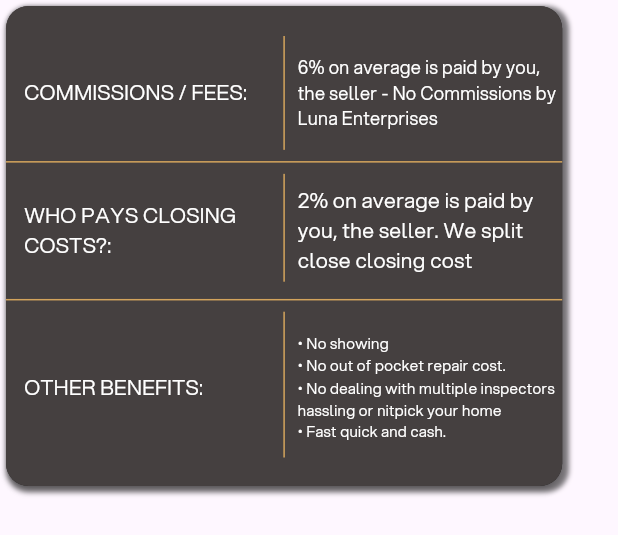
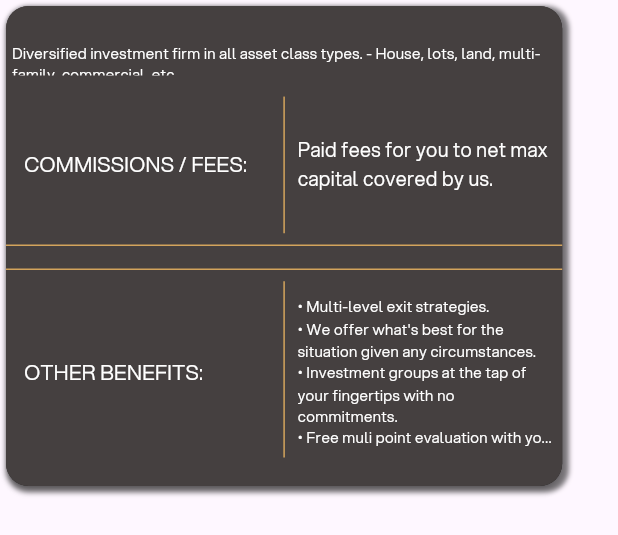
Before and after one commit to anasayub80/lunarealestate, a Flutter app: the BenefitCard widget shown alone on an empty page, opened directly with empty values, on a phone screen of 412 x 824 dp. Shown: the top 535 px of the screen. Run offline on Flutter 3.47's test engine with Material 3 defaults, Android fonts, the phone set to English and light mode, and no system bars; drawn by our look-alikes of auto_size_text; our stand-ins replace awesome_dialog, bot_toast, cached_network_image, carousel_slider, country_code_picker, dio and 20 more; missing offline and left inert: floading, ultimate_bottom_navbar; accounts and stored records are empty; generated files the repository leaves out were written again; network calls fail; project files that could hold a hidden picture were left out.

Commit message:
Some fixes & changes

```diff
--- a/lib/Pages/HomePage/BenefitsCard.dart
+++ b/lib/Pages/HomePage/BenefitsCard.dart
@@ -19,6 +19,23 @@ class BenefitCard extends StatelessWidget {
             children: [
               SizedBox(
                 height: 20,
+              ),
+              Expanded(
+                child: Padding(
+                  padding: const EdgeInsets.all(4.0),
+                  child: AutoSizeText(
+                    'Diversified investment firm in all asset class types. - House, lots, land, multi-family, commercial, etc.',
+                    maxLines: 4,
+                    presetFontSizes: [13, 12, 10],
+                    overflow: TextOverflow.ellipsis,
+                    style: TextStyle(
+                      color: Colors.white,
+                    ),
+                  ),
+                ),
+              ),
+              SizedBox(
+                height: 10,
               ),
               Expanded(
                 flex: 3,
@@ -50,7 +67,7 @@ class BenefitCard extends StatelessWidget {
                       child: Padding(
                         padding: const EdgeInsets.all(4.0),
                         child: AutoSizeText(
-                          '6% on average is paid by you, the seller - No Commissions by Luna Enterprises',
+                          'Paid fees for you to net max capital covered by us.',
                           maxLines: 4,
                           presetFontSizes: [13, 12, 10],
                           overflow: TextOverflow.ellipsis,
@@ -67,54 +84,6 @@ class BenefitCard extends StatelessWidget {
               ),
               Divider(
                 color: AppThemes.primaryColor,
-              ),
-              Expanded(
-                flex: 3,
-                child: Row(
-                  children: [
-                    Expanded(
-                      child: Padding(
-                        padding: const EdgeInsets.only(left: 12.0),
-                        child: AutoSizeText(
-                          'WHO PAYS CLOSING COSTS?:',
-                          maxLines: 3,
-                          minFontSize: 8,
-                          presetFontSizes: [14, 12, 10],
-                          overflow: TextOverflow.ellipsis,
-                          style: TextStyle(
-                            color: Colors.white,
-                          ),
-                        ),
-                      ),
-                    ),
-                    Padding(
-                      padding: const EdgeInsets.only(bottom: 4.0),
-                      child: VerticalDivider(
-                        color: AppThemes.primaryColor,
-                        thickness: 1,
-                        indent: 0,
-                        endIndent: 0,
-                        width: 10,
-                      ),
-                    ),
-                    Expanded(
-                      child: Padding(
-                        padding: const EdgeInsets.all(4.0),
-                        child: AutoSizeText(
-                          '2% on average is paid by you, the seller. We split close closing cost',
-                          maxLines: 3,
-                          presetFontSizes: [14, 12, 10],
-                          overflow: TextOverflow.ellipsis,
-                          style: TextStyle(
-                            color: Colors.white,
-                          ),
-                        ),
-                      ),
-                    ),
-                  ],
-                  mainAxisAlignment: MainAxisAlignment.center,
-                  crossAxisAlignment: CrossAxisAlignment.center,
-                ),
               ),
               Divider(
                 color: AppThemes.primaryColor,
@@ -152,7 +121,7 @@ class BenefitCard extends StatelessWidget {
                       child: Padding(
                         padding: const EdgeInsets.all(4.0),
                         child: AutoSizeText(
-                          '$bullet No showing \n$bullet No out of pocket repair cost. \n$bullet No dealing with multiple inspectors hassling or nitpick your home \n$bullet Fast quick and cash.',
+                          '$bullet Multi-level exit strategies. \n$bullet We offer what\'s best for the situation given any circumstances. \n$bullet Investment groups at the tap of your fingertips with no commitments. \n$bullet Free muli point evaluation with your property. \n$bullet Pay outs range 5 - 30 days depending on deal to deal basis.\n$bullet Multi million dollar investment funds at hand.',
                           maxLines: 7,
                           presetFontSizes: [14, 12, 10],
                           textAlign: TextAlign.left,
--- a/lib/Pages/HomePage/Widgets/sell_bottom_sheet.dart
+++ b/lib/Pages/HomePage/Widgets/sell_bottom_sheet.dart
@@ -33,18 +33,25 @@ void showSellBottomSheet(context) {
                   style: TextStyle(
                       color: Colors.white, fontSize: 20, fontFamily: 'Outfit'),
                 ),
+                Text(
+                  'Diversified investment firm in all asset class types. - House, lots, land, multi-family, commercial, etc.',
+                  style: TextStyle(
+                      color: AppThemes.secondarycolor,
+                      fontSize: 16,
+                      fontFamily: 'Outfit'),
+                ),
                 20.height,
                 InfoContainer(
-                  title: 'Commissions / Fees:',
+                  title: 'Fees :',
                   subtitle:
-                      '6% on average is paid by you, the seller-No Commissions by  Luna Enterprises.',
+                      'Paid fees for you to net max capital covered by us.',
                 ),
                 15.height,
-                InfoContainer(
-                  title: 'Who Pays Closing Costs?',
-                  subtitle:
-                      '2% on average is paid by you, the seller. We split close closing cost.',
-                ),
+                // InfoContainer(
+                //   title: 'Who Pays Closing Costs?',
+                //   subtitle:
+                //       '2% on average is paid by you, the seller. We split close closing cost.',
+                // ),
                 15.height,
                 OtherBenifits(
                   title: 'Other Benefits.',
@@ -135,10 +142,12 @@ class OtherBenifits extends StatelessWidget {
   final String title;
 
   final List<String> bulletPoints = [
-    'No Showing',
-    'No out of pocket repair cost.',
-    'No dealing with multiple inspectors hassling or nitpick your home.',
-    'Fast quick and cash.',
+    'Multi-level exit strategies.',
+    'We offer what\'s best for the situation given any circumstances.',
+    'Investment groups at the tap of your fingertips with no commitments.',
+    'Free muli point evaluation with your property.',
+    'Pay outs range 5 - 30 days depending on deal to deal basis.',
+    'Multi million dollar investment funds at hand.',
   ];
 
   @override
--- a/lib/Pages/Splash/SplashPage.dart
+++ b/lib/Pages/Splash/SplashPage.dart
@@ -138,7 +138,7 @@ class _SplashPageState extends State<SplashPage> {
                         fit: BoxFit.fill,
                       ),
                       width: size.width * 0.50,
-                      height: 120,
+                      height: 175,
                     ),
                   ),
                 ],
--- a/lib/Pages/Survery/pages/children_widgets/upload_photos.dart
+++ b/lib/Pages/Survery/pages/children_widgets/upload_photos.dart
@@ -94,7 +94,6 @@ class UploadPhotos extends StatelessWidget {
                 ),
                 child: ImagePickWidget(provider: provider));
           }),
-          12.height,
           Visibility(
             visible: provider.selectedHouseImages.isNotEmpty,
             replacement: roundButton(
@@ -124,6 +123,7 @@ class UploadPhotos extends StatelessWidget {
             ),
             child: SizedBox.shrink(),
           ),
+          20.height,
         ],
       ),
     );
--- a/pubspec.yaml
+++ b/pubspec.yaml
@@ -70,7 +70,7 @@ dev_dependencies:
 flutter_icons:
   android: "ic_launcher"
   ios: true
-  image_path: "assets/icons/appIcon.jpg"
+  image_path: "assets/icons/appIcon.png"
 # flutter_native_splash:
 #   image: "assets/images/tower.jpg"
 #   android: true
```
Also changed, not shown: lib/Pages/Survery/pages/children_widgets/agreement_info.dart (+63 -2 lines), assets/icons/appIcon.png (added), 26 other files.
